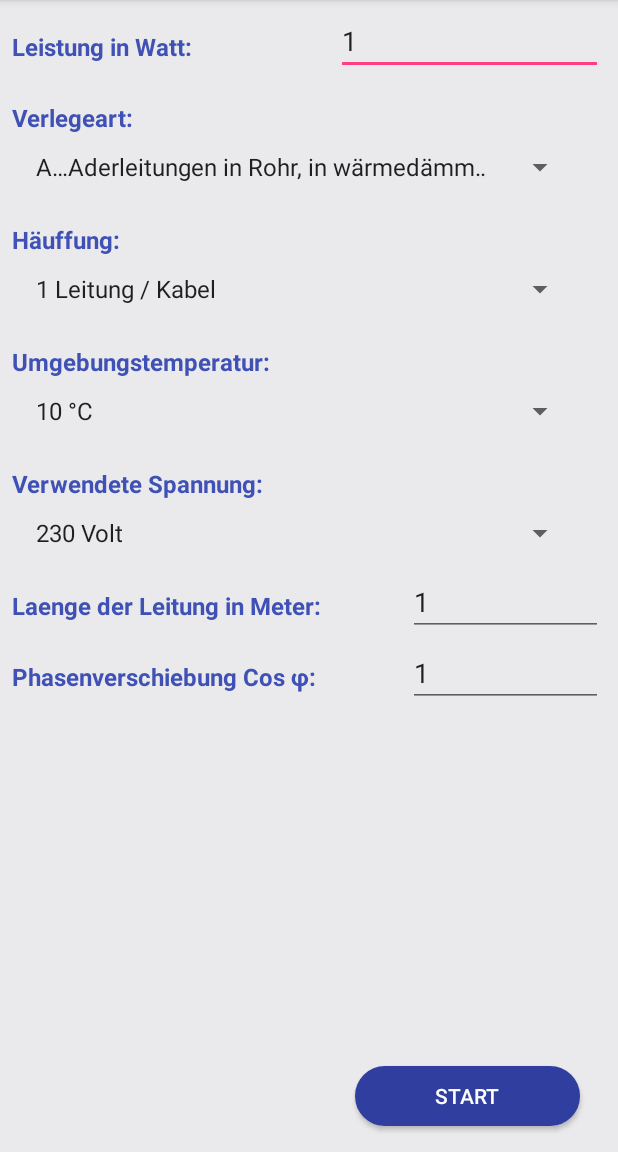
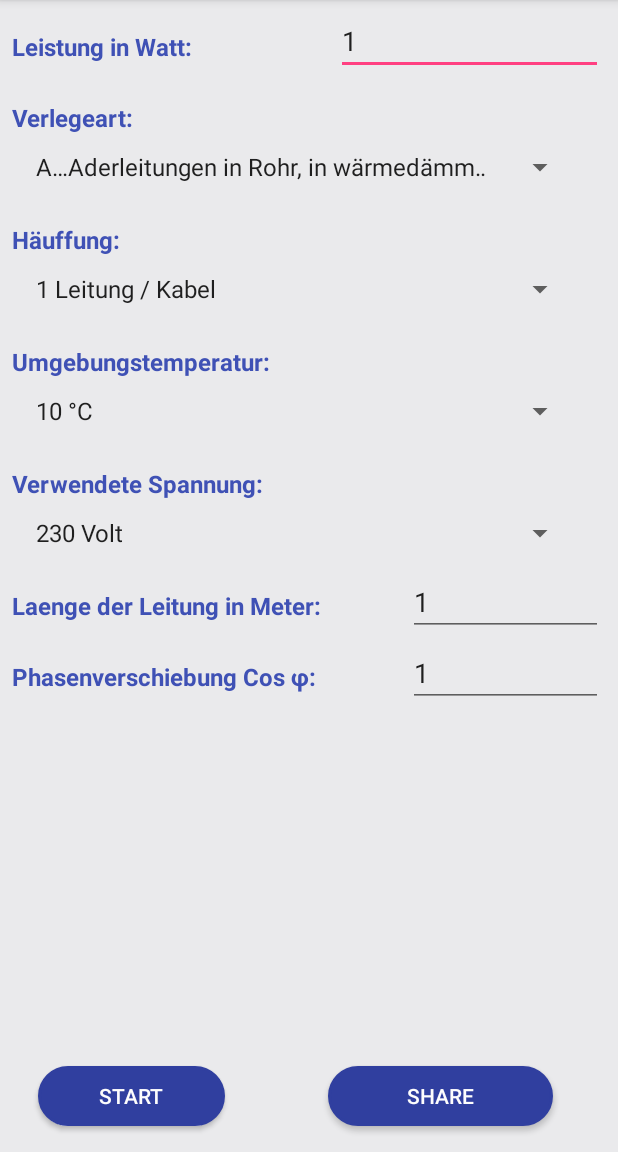
Before and after one commit to Medihaaa93/Cable, an Android app: the KabelBerechnung screen opened directly, with no data from a screen before it, on a phone screen of 412 x 824 dp, the part 84-1236 px from its top. Run offline under Robolectric (Android 15) with nearby library versions, the phone set to English and light mode, and no system bars.

Commit message:
Auto stash before merge of "master" and "origin/master"

```diff
--- a/Cable/app/src/main/res/layout/activity_kabel_berechnung.xml
+++ b/Cable/app/src/main/res/layout/activity_kabel_berechnung.xml
@@ -2,6 +2,7 @@
     xmlns:app="http://schemas.android.com/apk/res-auto"
     xmlns:tools="http://schemas.android.com/tools"
     android:layout_width="match_parent"
+    android:id="@+id/linearlayout"
     android:layout_height="match_parent"
     android:background="@color/background"
     android:baselineAligned="false"
@@ -9,6 +10,7 @@
 
 
     <RelativeLayout
+        android:id="@+id/relativelayout"
         android:layout_width="match_parent"
         android:layout_height="match_parent">
 
@@ -16,223 +18,237 @@
             android:id="@+id/textView6"
             android:layout_width="wrap_content"
             android:layout_height="wrap_content"
+            android:layout_alignParentTop="true"
+            android:layout_marginLeft="8dp"
+            android:layout_marginRight="8dp"
+            android:layout_marginTop="20dp"
             android:text="Leistung in Watt:"
+            android:textColor="@color/colorPrimary"
             android:textSize="16sp"
             android:textStyle="bold"
-            android:textColor="@color/colorPrimary"
-            android:layout_alignParentTop="true"
-            android:layout_marginTop="20dp"
-            android:layout_marginLeft="8dp"
-            android:layout_marginRight="8dp"
             app:layout_constraintHorizontal_bias="0.0" />
 
         <EditText
             android:id="@+id/editLeistung"
             android:layout_width="178dp"
             android:layout_height="42dp"
-            android:inputType="numberDecimal"
-            android:ems="10"
-            android:text="1"
             android:layout_alignBaseline="@+id/textView6"
             android:layout_alignBottom="@+id/textView6"
             android:layout_alignParentEnd="true"
-            android:layout_marginEnd="10dp" />
+            android:layout_marginEnd="10dp"
+            android:ems="10"
+            android:inputType="numberDecimal"
+            android:text="1" />
 
         <TextView
             android:id="@+id/textView4"
             android:layout_width="wrap_content"
             android:layout_height="wrap_content"
+            android:layout_alignStart="@+id/textView6"
+            android:layout_below="@+id/textView6"
+            android:layout_marginRight="8dp"
+            android:layout_marginTop="25dp"
+
+
             android:text="Verlegeart:"
+            android:textColor="@color/colorPrimary"
             android:textSize="16sp"
             android:textStyle="bold"
-            android:textColor="@color/colorPrimary"
-
-
-            android:layout_marginRight="8dp"
-            android:layout_marginTop="25dp"
-            app:layout_constraintHorizontal_bias="0.0"
-            android:layout_below="@+id/textView6"
-            android:layout_alignStart="@+id/textView6" />
+            app:layout_constraintHorizontal_bias="0.0" />
 
         <Spinner
             android:id="@+id/spinnerVerlege"
             android:layout_width="368dp"
             android:layout_height="wrap_content"
-            android:entries="@array/verlaege"
+            android:layout_alignStart="@+id/textView4"
+            android:layout_below="@+id/textView4"
             android:layout_marginLeft="8dp"
             android:layout_marginRight="8dp"
             android:layout_marginTop="10dp"
-            app:layout_constraintHorizontal_bias="0.0"
-            android:layout_below="@+id/textView4"
-            android:layout_alignStart="@+id/textView4" />
+            android:entries="@array/verlaege"
+            app:layout_constraintHorizontal_bias="0.0" />
 
         <TextView
             android:id="@+id/textView1"
             android:layout_width="wrap_content"
             android:layout_height="wrap_content"
+            android:layout_alignStart="@+id/textView4"
+            android:layout_below="@+id/spinnerVerlege"
+            android:layout_marginRight="8dp"
+            android:layout_marginTop="25dp"
+
+
             android:text="Häuffung:"
+            android:textColor="@color/colorPrimary"
             android:textSize="16sp"
             android:textStyle="bold"
-            android:textColor="@color/colorPrimary"
-
-
-            android:layout_marginRight="8dp"
-            android:layout_marginTop="25dp"
-            app:layout_constraintHorizontal_bias="0.0"
-            android:layout_below="@+id/spinnerVerlege"
-            android:layout_alignStart="@+id/textView4" />
+            app:layout_constraintHorizontal_bias="0.0" />
 
         <Spinner
             android:id="@+id/spinnerHauf"
             android:layout_width="368dp"
             android:layout_height="wrap_content"
-            android:entries="@array/hauf"
+            android:layout_alignStart="@+id/textView1"
+            android:layout_below="@+id/textView1"
             android:layout_marginLeft="8dp"
             android:layout_marginRight="8dp"
             android:layout_marginTop="10dp"
-            android:layout_below="@+id/textView1"
-            android:layout_alignStart="@+id/textView1" />
+            android:entries="@array/hauf" />
 
         <TextView
             android:id="@+id/textView12"
             android:layout_width="wrap_content"
             android:layout_height="wrap_content"
+            android:layout_alignStart="@+id/textView1"
+            android:layout_below="@+id/spinnerHauf"
+            android:layout_marginRight="8dp"
+            android:layout_marginTop="25dp"
+
+
             android:text="Umgebungstemperatur:"
+            android:textColor="@color/colorPrimary"
             android:textSize="16sp"
             android:textStyle="bold"
-            android:textColor="@color/colorPrimary"
-
-
-            android:layout_marginRight="8dp"
-            android:layout_marginTop="25dp"
-            app:layout_constraintHorizontal_bias="0.0"
-            android:layout_below="@+id/spinnerHauf"
-            android:layout_alignStart="@+id/textView1" />
+            app:layout_constraintHorizontal_bias="0.0" />
 
         <Spinner
             android:id="@+id/spinnerTemp"
             android:layout_width="368dp"
             android:layout_height="wrap_content"
-            android:entries="@array/temp"
+            android:layout_alignStart="@+id/textView12"
+            android:layout_below="@+id/textView12"
             android:layout_marginLeft="8dp"
             android:layout_marginRight="8dp"
             android:layout_marginTop="10dp"
-            android:layout_below="@+id/textView12"
-            android:layout_alignStart="@+id/textView12" />
+            android:entries="@array/temp" />
 
 
         <TextView
             android:id="@+id/textView8"
             android:layout_width="wrap_content"
             android:layout_height="wrap_content"
-            android:text="Verwendete Spannung:"
-            android:textSize="16sp"
-            android:textColor="@color/colorPrimary"
-            android:textStyle="bold"
-
+            android:layout_alignStart="@+id/textView12"
+            android:layout_below="@+id/spinnerTemp"
             android:layout_marginRight="8dp"
             android:layout_marginTop="25dp"
-            app:layout_constraintHorizontal_bias="0.0"
-            android:layout_below="@+id/spinnerTemp"
-            android:layout_alignStart="@+id/textView12" />
+
+            android:text="Verwendete Spannung:"
+            android:textColor="@color/colorPrimary"
+            android:textSize="16sp"
+            android:textStyle="bold"
+            app:layout_constraintHorizontal_bias="0.0" />
 
         <Spinner
             android:id="@+id/spinner2"
             android:layout_width="368dp"
             android:layout_height="wrap_content"
-            android:entries="@array/spannung"
+            android:layout_alignStart="@+id/textView8"
+            android:layout_below="@+id/textView8"
             android:layout_marginLeft="8dp"
             android:layout_marginRight="8dp"
             android:layout_marginTop="10dp"
-            app:layout_constraintHorizontal_bias="0.0"
-            android:layout_below="@+id/textView8"
-            android:layout_alignStart="@+id/textView8" />
+            android:entries="@array/spannung"
+            app:layout_constraintHorizontal_bias="0.0" />
 
         <TextView
             android:id="@+id/textView5"
             android:layout_width="wrap_content"
             android:layout_height="wrap_content"
+            android:layout_alignStart="@+id/textView8"
+            android:layout_below="@+id/spinner2"
+            android:layout_marginRight="8dp"
+            android:layout_marginTop="25dp"
+
             android:text="Laenge der Leitung in Meter:"
+            android:textColor="@color/colorPrimary"
             android:textSize="16sp"
-            android:textColor="@color/colorPrimary"
             android:textStyle="bold"
-
-            android:layout_marginTop="25dp"
-            android:layout_marginRight="8dp"
-            android:layout_below="@+id/spinner2"
-            android:layout_alignStart="@+id/textView8"
             app:layout_constraintHorizontal_bias="0.0" />
 
         <EditText
             android:id="@+id/editLaenge"
             android:layout_width="130dp"
             android:layout_height="43dp"
-            android:ems="10"
-            android:inputType="numberDecimal"
-            android:text="1"
             android:layout_alignBaseline="@+id/textView5"
             android:layout_alignBottom="@+id/textView5"
             android:layout_alignParentEnd="true"
-            android:layout_marginEnd="10dp" />
+            android:layout_marginEnd="10dp"
+            android:ems="10"
+            android:inputType="numberDecimal"
+            android:text="1" />
 
         <TextView
             android:id="@+id/textView7"
             android:layout_width="wrap_content"
             android:layout_height="wrap_content"
-            android:text="Phasenverschiebung Cos φ:"
-            android:textSize="16sp"
-            android:textColor="@color/colorPrimary"
-            android:textStyle="bold"
+            android:layout_alignStart="@+id/textView5"
+            android:layout_below="@+id/textView5"
+            android:layout_marginRight="8dp"
+            android:layout_marginTop="25dp"
 
 
-            android:layout_marginTop="25dp"
-            android:layout_marginRight="8dp"
-            android:layout_below="@+id/textView5"
-            android:layout_alignStart="@+id/textView5"
+            android:text="Phasenverschiebung Cos φ:"
+            android:textColor="@color/colorPrimary"
+            android:textSize="16sp"
+            android:textStyle="bold"
             app:layout_constraintHorizontal_bias="0.0" />
 
         <EditText
             android:id="@+id/editCos"
             android:layout_width="130dp"
             android:layout_height="43dp"
-            android:ems="10"
-            android:inputType="numberDecimal"
-            android:text="1"
             android:layout_alignBaseline="@+id/textView7"
             android:layout_alignBottom="@+id/textView7"
             android:layout_alignParentEnd="true"
-            android:layout_marginEnd="10dp" />
+            android:layout_marginEnd="10dp"
+            android:ems="10"
+            android:inputType="numberDecimal"
+            android:text="1" />
 
         <Button
             android:id="@+id/buttonStart"
             android:layout_width="150dp"
             android:layout_height="40dp"
+            android:layout_marginRight="25dp"
+            android:background="@drawable/roundedbutton"
+            android:onClick="berechnen"
             android:text="Start"
+            android:textColor="@color/textCoolor"
+            android:layout_marginLeft="25dp"
+            android:layout_marginBottom="17dp"
+            android:layout_alignParentBottom="true"
+            android:layout_above="@+id/buttonShare"
+            android:layout_alignEnd="@+id/textView8" />
+
+        <Button
+            android:id="@+id/buttonShare"
+            android:layout_width="150dp"
+            android:layout_height="40dp"
+            android:layout_marginRight="25dp"
             android:background="@drawable/roundedbutton"
+            android:onClick="share"
+            android:text="Share"
             android:textColor="@color/textCoolor"
+            android:layout_marginBottom="17dp"
             android:layout_alignParentBottom="true"
-            android:layout_alignParentRight="true"
-            android:layout_marginRight="25dp"
-            android:layout_marginBottom="17dp"
-            android:onClick="berechnen"/>
+            android:layout_toEndOf="@+id/textView7"
+            />
 
         <TextView
             android:id="@+id/textView10"
             android:layout_width="wrap_content"
             android:layout_height="wrap_content"
-            android:layout_alignParentBottom="true"
             android:layout_centerHorizontal="true"
             android:layout_marginBottom="25dp"
             android:layout_marginLeft="25dp"
-
+            android:layout_alignParentLeft="true"
+            android:layout_alignParentBottom="true"
             android:text=""
             android:textColor="@color/colorPrimary"
             android:textSize="20sp"
-            android:textStyle="bold"
-            android:visibility="invisible"/>
+            android:textStyle="bold" />
 
     </RelativeLayout>
 
 
-
 </LinearLayout>
```
Also changed, not shown: Cable/app/src/main/java/com/example/mediha/cable/KabelBerechnung.java (+59 -40 lines).
